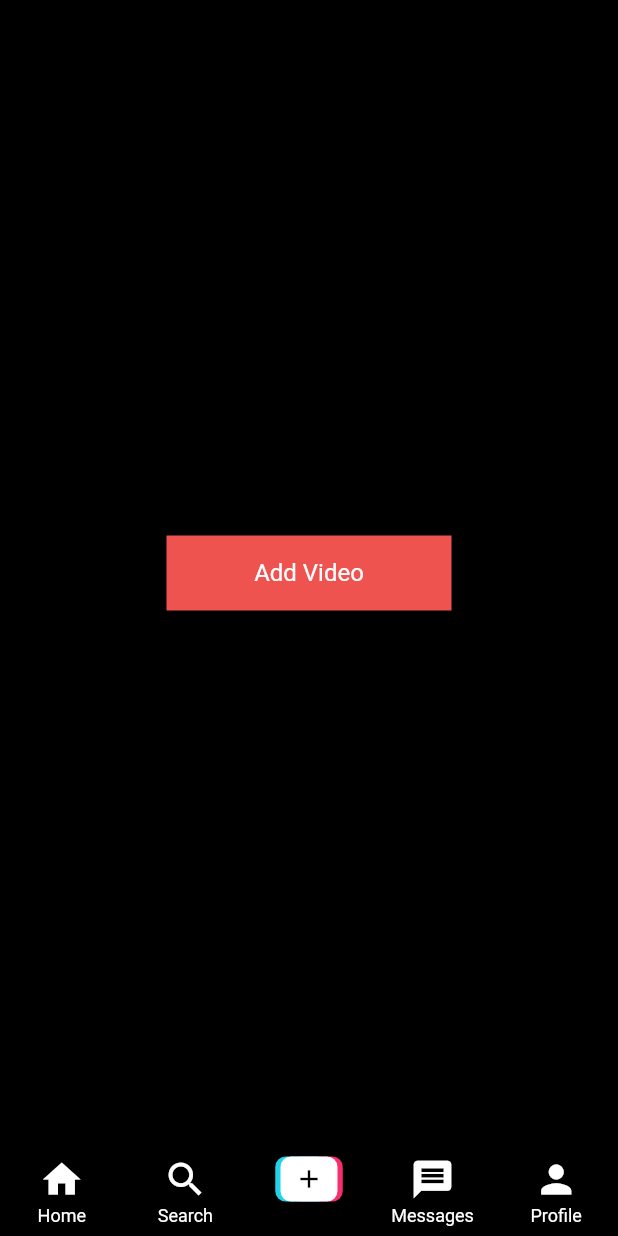
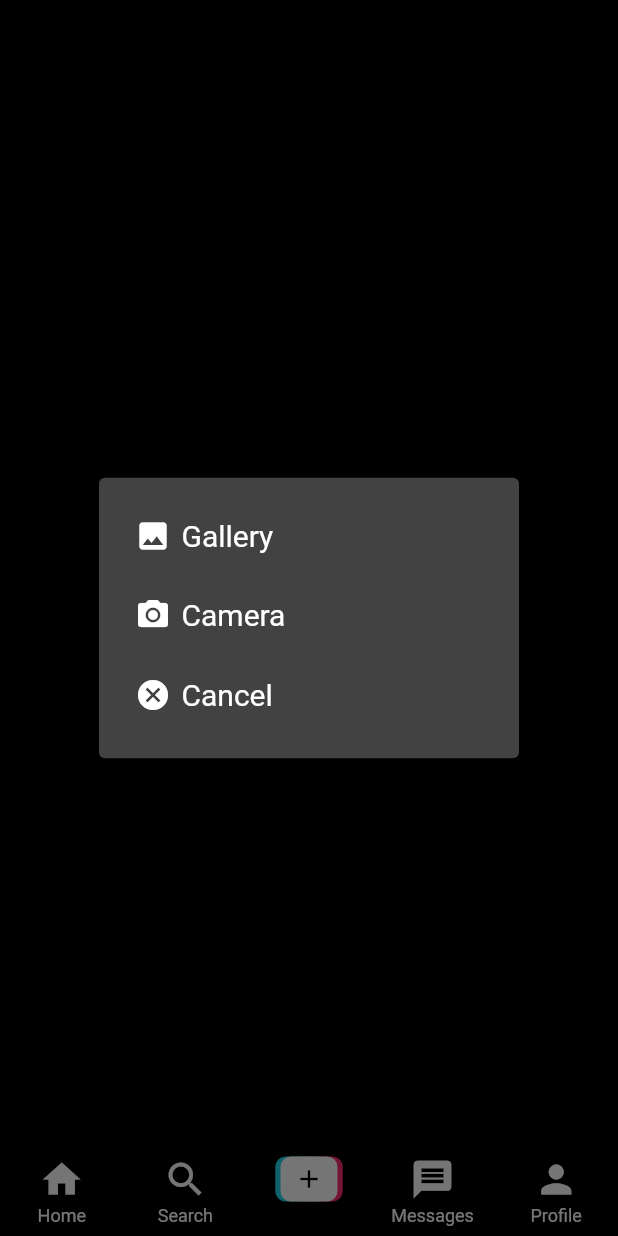
Before and after one commit to salman-rafii/tiktok_clone_flutter, a Flutter app: the screen it shows once a user with an empty profile is signed in, item 3 of the bottom bar chosen, after a tap on "Add Video", on a phone screen of 412 x 824 dp. Run offline on Flutter 3.47's test engine with Material 2 defaults, Android fonts, the phone set to English and light mode, and no system bars; our stand-ins replace cloud_firestore, firebase_auth, firebase_core, firebase_storage, get, image_picker; accounts and stored records are empty.

Commit message:
add video is done

```diff
--- a/lib/views/screens/add_video_screen.dart
+++ b/lib/views/screens/add_video_screen.dart
@@ -1,16 +1,83 @@
+// ignore_for_file: use_build_context_synchronously
+
 import 'package:flutter/material.dart';
+import 'package:image_picker/image_picker.dart';
 import 'package:tiktok_clone_flutter/utils/constants.dart';
+import 'package:tiktok_clone_flutter/views/screens/confirm_video_screen.dart';
 import 'package:tiktok_clone_flutter/views/widgets/custom_text.dart';
 
 class AddVideoScreen extends StatelessWidget {
   const AddVideoScreen({super.key});
+
+  pickVideo(ImageSource src, BuildContext context) async {
+    final video = await ImagePicker().pickVideo(source: src);
+    if (video != null) {
+      var route =
+          MaterialPageRoute(builder: (context) => const ConfirmVideoScreen());
+      Navigator.of(context).push(route);
+    }
+  }
+
+  showOptionsDialog(BuildContext context) {
+    return showDialog(
+        context: context,
+        builder: (context) => SimpleDialog(
+              children: [
+                SimpleDialogOption(
+                  onPressed: () => pickVideo(ImageSource.gallery, context),
+                  child: Row(
+                    children: const [
+                      Icon(Icons.image),
+                      Padding(
+                        padding: EdgeInsets.all(7.0),
+                        child: CustomText(
+                          text: "Gallery",
+                          fontSize: 20.0,
+                        ),
+                      )
+                    ],
+                  ),
+                ),
+                SimpleDialogOption(
+                  onPressed: () => pickVideo(ImageSource.camera, context),
+                  child: Row(
+                    children: const [
+                      Icon(Icons.camera_alt),
+                      Padding(
+                        padding: EdgeInsets.all(7.0),
+                        child: CustomText(
+                          text: "Camera",
+                          fontSize: 20.0,
+                        ),
+                      )
+                    ],
+                  ),
+                ),
+                SimpleDialogOption(
+                  onPressed: () => Navigator.pop(context),
+                  child: Row(
+                    children: const [
+                      Icon(Icons.cancel),
+                      Padding(
+                        padding: EdgeInsets.all(7.0),
+                        child: CustomText(
+                          text: "Cancel",
+                          fontSize: 20.0,
+                        ),
+                      )
+                    ],
+                  ),
+                )
+              ],
+            ));
+  }
 
   @override
   Widget build(BuildContext context) {
     return Scaffold(
       body: Center(
         child: InkWell(
-          onTap: () {},
+          onTap: () => showOptionsDialog(context),
           child: Container(
             width: 190,
             height: 50,
--- /dev/null
+++ b/lib/views/screens/confirm_video_screen.dart
@@ -0,0 +1,10 @@
+import 'package:flutter/material.dart';
+
+class ConfirmVideoScreen extends StatelessWidget {
+  const ConfirmVideoScreen({super.key});
+
+  @override
+  Widget build(BuildContext context) {
+    return Container();
+  }
+}
```
